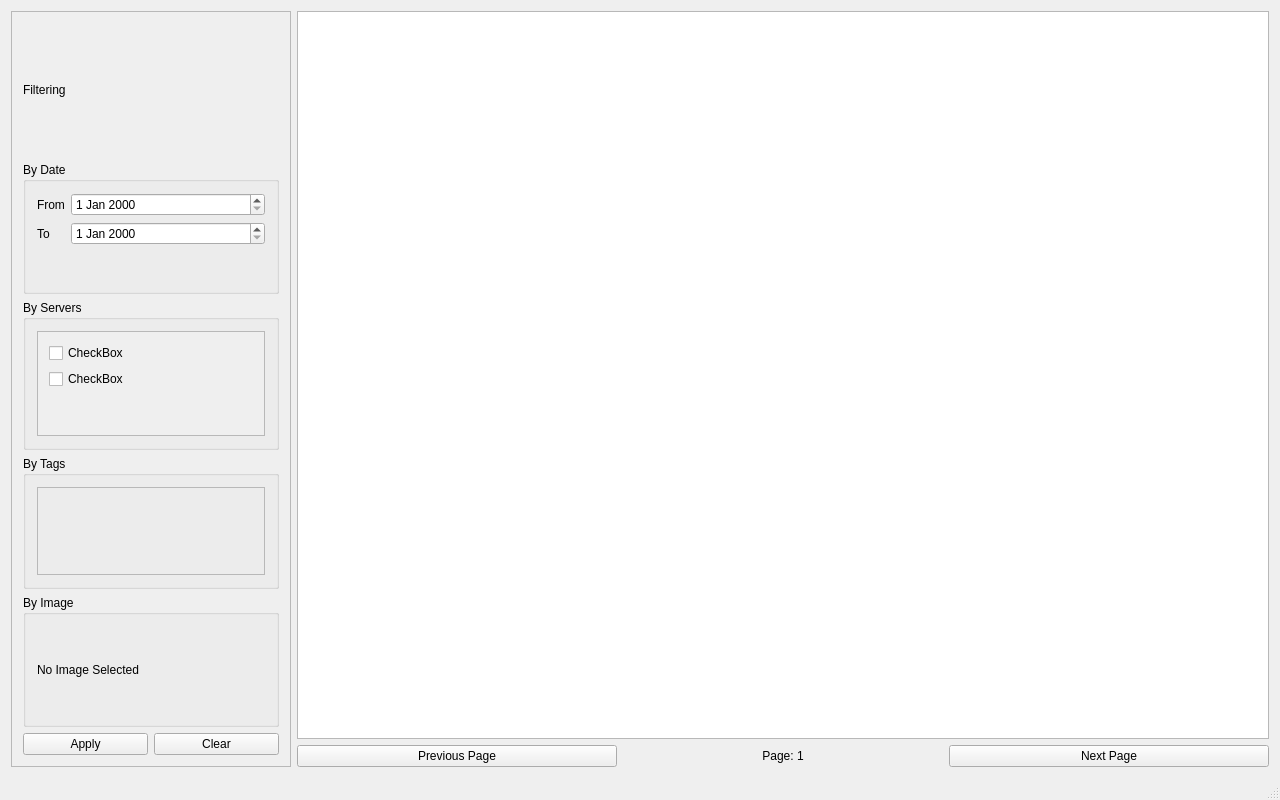
This is src/historywindow.ui in klesh/fu as Qt 5 draws it before an edit. The edited form follows.
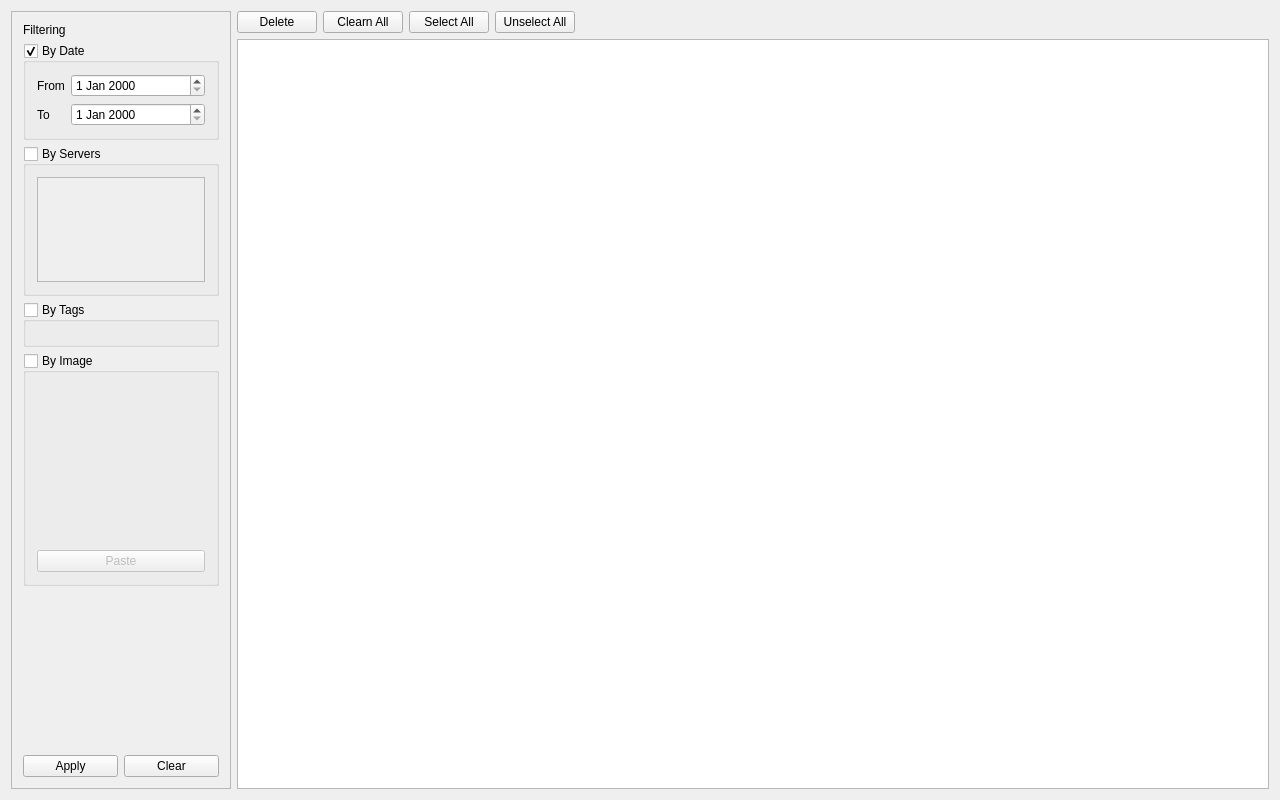
This is the edited form. Icons and pictures are not drawn. Custom widgets are drawn as their Qt base class.

The edit to the form file:
```diff
--- a/src/historywindow.ui
+++ b/src/historywindow.ui
@@ -31,10 +31,16 @@
       </property>
       <property name="minimumSize">
        <size>
-        <width>280</width>
+        <width>220</width>
         <height>0</height>
        </size>
       </property>
+      <property name="maximumSize">
+       <size>
+        <width>200</width>
+        <height>16777215</height>
+       </size>
+      </property>
       <property name="frameShape">
        <enum>QFrame::StyledPanel</enum>
       </property>
@@ -54,6 +60,12 @@
          <property name="title">
           <string>By Date</string>
          </property>
+         <property name="checkable">
+          <bool>true</bool>
+         </property>
+         <property name="checked">
+          <bool>true</bool>
+         </property>
          <layout class="QFormLayout" name="formLayout">
           <item row="0" column="0">
            <widget class="QLabel" name="label">
@@ -89,6 +101,12 @@
          <property name="title">
           <string>By Servers</string>
          </property>
+         <property name="checkable">
+          <bool>true</bool>
+         </property>
+         <property name="checked">
+          <bool>false</bool>
+         </property>
          <layout class="QHBoxLayout" name="horizontalLayout_6">
           <item>
            <widget class="QScrollArea" name="scrollArea_2">
@@ -100,25 +118,11 @@
               <rect>
                <x>0</x>
                <y>0</y>
-               <width>238</width>
+               <width>178</width>
                <height>116</height>
               </rect>
              </property>
              <layout class="QVBoxLayout" name="verticalLayout_3">
-              <item>
-               <widget class="QCheckBox" name="checkBox">
-                <property name="text">
-                 <string>CheckBox</string>
-                </property>
-               </widget>
-              </item>
-              <item>
-               <widget class="QCheckBox" name="checkBox_2">
-                <property name="text">
-                 <string>CheckBox</string>
-                </property>
-               </widget>
-              </item>
               <item>
                <spacer name="verticalSpacer">
                 <property name="orientation">
@@ -144,6 +148,12 @@
          <property name="title">
           <string>By Tags</string>
          </property>
+         <property name="checkable">
+          <bool>true</bool>
+         </property>
+         <property name="checked">
+          <bool>false</bool>
+         </property>
          <layout class="QHBoxLayout" name="horizontalLayout_4">
           <item>
            <widget class="TagsEdit" name="frame_2">
@@ -163,28 +173,70 @@
          <property name="title">
           <string>By Image</string>
          </property>
-         <layout class="QHBoxLayout" name="horizontalLayout_3">
+         <property name="checkable">
+          <bool>true</bool>
+         </property>
+         <property name="checked">
+          <bool>false</bool>
+         </property>
+         <layout class="QVBoxLayout" name="verticalLayout_5">
           <item>
-           <widget class="ThumbnailLabel" name="label_3">
+           <layout class="QHBoxLayout" name="horizontalLayout_3">
+            <item>
+             <widget class="ThumbnailLabel" name="tnlImage">
+              <property name="sizePolicy">
+               <sizepolicy hsizetype="Fixed" vsizetype="Fixed">
+                <horstretch>0</horstretch>
+                <verstretch>0</verstretch>
+               </sizepolicy>
+              </property>
+              <property name="minimumSize">
+               <size>
+                <width>160</width>
+                <height>160</height>
+               </size>
+              </property>
+              <property name="text">
+               <string/>
+              </property>
+             </widget>
+            </item>
+           </layout>
+          </item>
+          <item>
+           <widget class="QPushButton" name="btnPaste">
             <property name="text">
-             <string>No Image Selected</string>
+             <string>Paste</string>
             </property>
            </widget>
           </item>
          </layout>
         </widget>
        </item>
+       <item>
+        <spacer name="verticalSpacer_2">
+         <property name="orientation">
+          <enum>Qt::Vertical</enum>
+         </property>
+         <property name="sizeHint" stdset="0">
+          <size>
+           <width>20</width>
+           <height>40</height>
+          </size>
+         </property>
+        </spacer>
+       </item>
        <item>
         <layout class="QHBoxLayout" name="horizontalLayout">
          <item>
-          <widget class="QPushButton" name="pushButton">
+          <widget class="QPushButton" name="btnApply">
            <property name="text">
             <string>Apply</string>
            </property>
           </widget>
          </item>
          <item>
-          <widget class="QPushButton" name="pushButton_2">
+          <widget class="QPushButton" name="btnClear">
            <property name="text">
             <string>Clear</string>
            </property>
@@ -198,7 +250,80 @@
     <item>
      <layout class="QVBoxLayout" name="verticalLayout_2">
       <item>
-       <widget class="QScrollArea" name="scrRecords">
+       <layout class="QHBoxLayout" name="horizontalLayout_5">
+        <item>
+         <widget class="QPushButton" name="pushButton">
+          <property name="sizePolicy">
+           <sizepolicy hsizetype="Fixed" vsizetype="Fixed">
+            <horstretch>0</horstretch>
+            <verstretch>0</verstretch>
+           </sizepolicy>
+          </property>
+          <property name="text">
+           <string>Delete</string>
+          </property>
+          <property name="icon">
+           <iconset resource="../fu.qrc">
+            <normaloff>:/icons/x.svg</normaloff>:/icons/x.svg</iconset>
+          </property>
+         </widget>
+        </item>
+        <item>
+         <widget class="QPushButton" name="pushButton_2">
+          <property name="sizePolicy">
+           <sizepolicy hsizetype="Fixed" vsizetype="Fixed">
+            <horstretch>0</horstretch>
+            <verstretch>0</verstretch>
+           </sizepolicy>
+          </property>
+          <property name="text">
+           <string>Clearn All</string>
+          </property>
+          <property name="icon">
+           <iconset resource="../fu.qrc">
+            <normaloff>:/icons/trash.svg</normaloff>:/icons/trash.svg</iconset>
+          </property>
+         </widget>
+        </item>
+        <item>
+         <widget class="QPushButton" name="pushButton_3">
+          <property name="text">
+           <string>Select All</string>
+          </property>
+          <property name="icon">
+           <iconset resource="../fu.qrc">
+            <normaloff>:/icons/check-square.svg</normaloff>:/icons/check-square.svg</iconset>
+          </property>
+         </widget>
+        </item>
+        <item>
+         <widget class="QPushButton" name="pushButton_4">
+          <property name="text">
+           <string>Unselect All</string>
+          </property>
+          <property name="icon">
+           <iconset resource="../fu.qrc">
+            <normaloff>:/icons/x-square.svg</normaloff>:/icons/x-square.svg</iconset>
+          </property>
+         </widget>
+        </item>
+        <item>
+         <spacer name="horizontalSpacer">
+          <property name="orientation">
+           <enum>Qt::Horizontal</enum>
+          </property>
+          <property name="sizeHint" stdset="0">
+           <size>
+            <width>40</width>
+            <height>20</height>
+           </size>
+          </property>
+         </spacer>
+        </item>
+       </layout>
+      </item>
+      <item>
+       <widget class="QScrollArea" name="scaClips">
         <property name="contextMenuPolicy">
          <enum>Qt::DefaultContextMenu</enum>
         </property>
@@ -211,13 +336,13 @@
         <property name="widgetResizable">
          <bool>true</bool>
         </property>
-        <widget class="QWidget" name="sclRecords">
+        <widget class="QWidget" name="sclClips">
          <property name="geometry">
           <rect>
            <x>0</x>
            <y>0</y>
-           <width>972</width>
-           <height>725</height>
+           <width>1032</width>
+           <height>746</height>
           </rect>
          </property>
          <property name="contextMenuPolicy">
@@ -230,39 +355,25 @@
         </widget>
        </widget>
       </item>
-      <item>
-       <layout class="QHBoxLayout" name="horizontalLayout_5">
-        <item>
-         <widget class="QPushButton" name="pushButton_4">
-          <property name="text">
-           <string>Previous Page</string>
-          </property>
-         </widget>
-        </item>
-        <item>
-         <widget class="QLabel" name="label_5">
-          <property name="text">
-           <string>Page: 1</string>
-          </property>
-          <property name="alignment">
-           <set>Qt::AlignCenter</set>
-          </property>
-         </widget>
-        </item>
-        <item>
-         <widget class="QPushButton" name="pushButton_3">
-          <property name="text">
-           <string>Next Page</string>
-          </property>
-         </widget>
-        </item>
-       </layout>
-      </item>
      </layout>
     </item>
    </layout>
   </widget>
-  <widget class="QStatusBar" name="statusBar"/>
+  <action name="actionDelete">
+   <property name="icon">
+    <iconset resource="../fu.qrc">
+     <normaloff>:/icons/x.svg</normaloff>:/icons/x.svg</iconset>
+   </property>
+   <property name="text">
+    <string>Delete</string>
+   </property>
+   <property name="toolTip">
+    <string>Delete selected clips</string>
+   </property>
+   <property name="shortcut">
+    <string>Del</string>
+   </property>
+  </action>
  </widget>
  <layoutdefault spacing="6" margin="11"/>
  <customwidgets>
```
Left out of the diff: 20 changed lines with no effect on the pictures.
